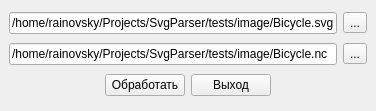
Above: ui/mainwindow.ui from rainovskyqt/Svg2Gcode before the change. Below: the same form after it.
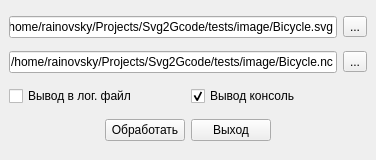
That is the form after the change.

Commit message: Added gcode generator, factory, element, filedata

```diff
--- a/ui/mainwindow.ui
+++ b/ui/mainwindow.ui
@@ -7,7 +7,7 @@
     <x>0</x>
     <y>0</y>
     <width>376</width>
-    <height>111</height>
+    <height>160</height>
    </rect>
   </property>
   <property name="windowTitle">
@@ -20,7 +20,7 @@
       <item>
        <widget class="QLineEdit" name="line_sourcePath">
         <property name="text">
-         <string>/home/rainovsky/Projects/SvgParser/tests/image/Bicycle.svg</string>
+         <string>/home/rainovsky/Projects/Svg2Gcode/tests/image/Bicycle.svg</string>
         </property>
        </widget>
       </item>
@@ -38,7 +38,7 @@
       <item>
        <widget class="QLineEdit" name="line_targetPath">
         <property name="text">
-         <string>/home/rainovsky/Projects/SvgParser/tests/image/Bicycle.nc</string>
+         <string>/home/rainovsky/Projects/Svg2Gcode/tests/image/Bicycle.nc</string>
         </property>
        </widget>
       </item>
@@ -51,6 +51,27 @@
       </item>
      </layout>
     </item>
+    <item>
+     <layout class="QHBoxLayout" name="horizontalLayout_4">
+      <item>
+       <widget class="QCheckBox" name="cb_logFile">
+        <property name="text">
+         <string>Вывод в лог. файл</string>
+        </property>
+       </widget>
+      </item>
+      <item>
+       <widget class="QCheckBox" name="cb_logConsole">
+        <property name="text">
+         <string>Вывод консоль</string>
+        </property>
+        <property name="checked">
+         <bool>true</bool>
+        </property>
+       </widget>
+      </item>
+     </layout>
+    </item>
     <item>
      <layout class="QHBoxLayout" name="horizontalLayout">
       <item>
```
The commit also changes 28 other files.
